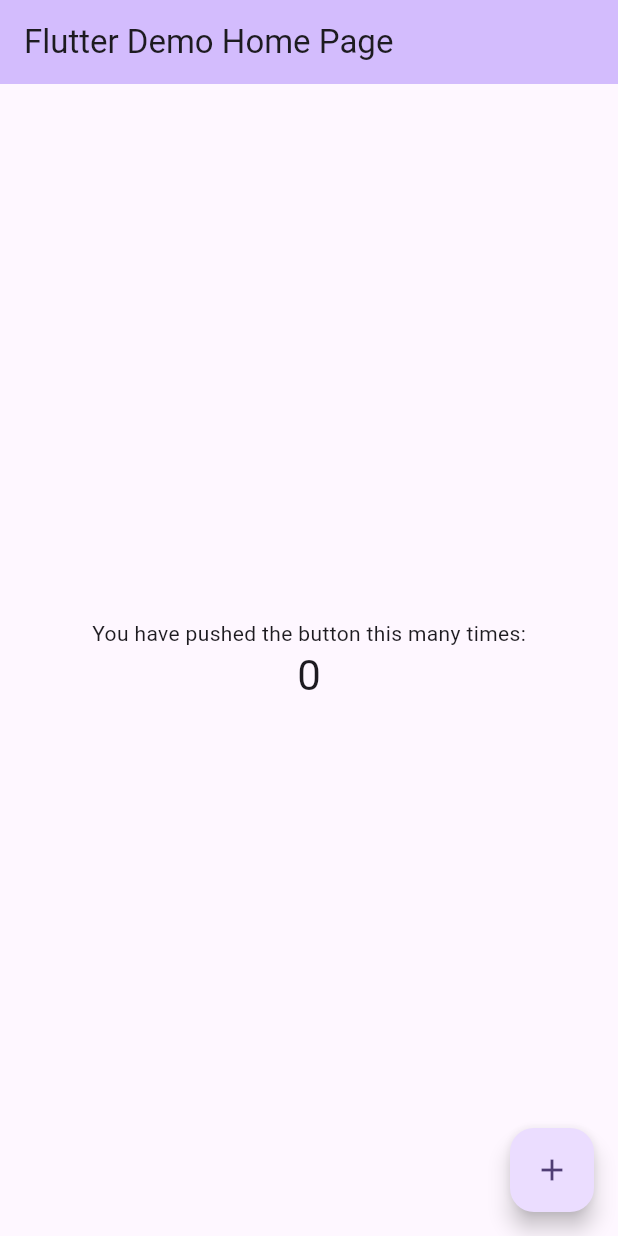
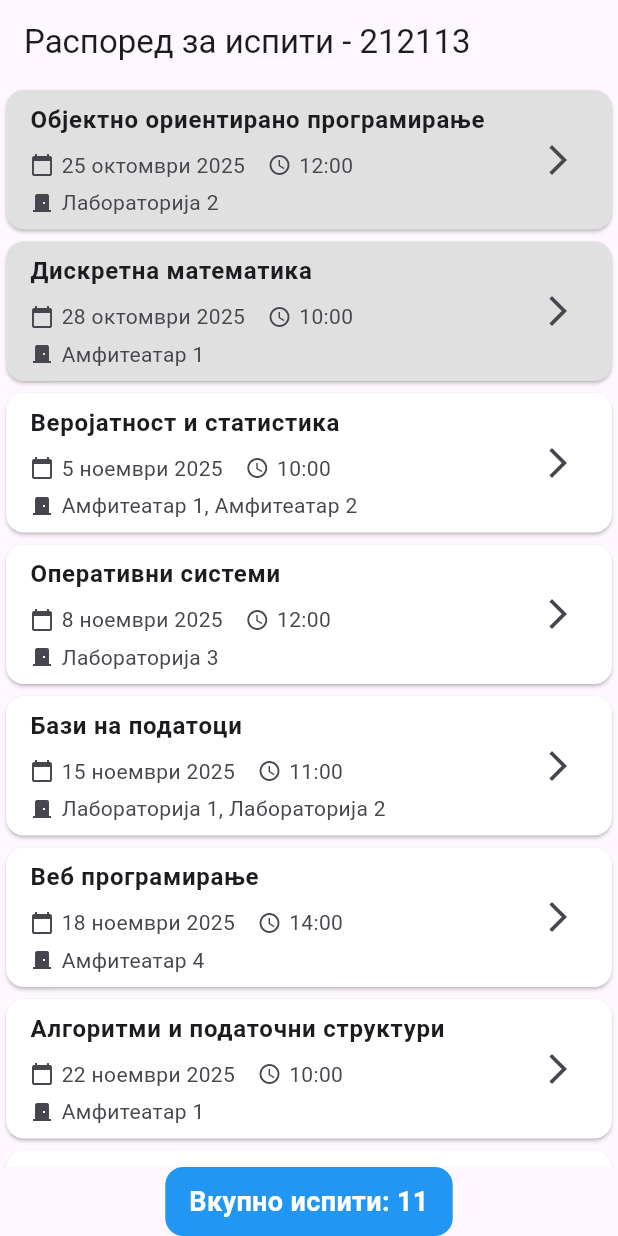
Before and after one commit to QuodImperator/MIS_Labs, a Flutter app: the screen it shows after launch, on a phone screen of 412 x 824 dp. Run offline on Flutter 3.47's test engine with Material 3 defaults, Android fonts, the phone set to English and light mode, and no system bars.

Commit message:
Finished lab1

```diff
--- /dev/null
+++ b/lab1/lib/data/exam_data.dart
@@ -0,0 +1,61 @@
+import '../models/exam.dart';
+
+List<Exam> getExams() {
+  return [
+    Exam(
+      subject: "Веројатност и статистика",
+      dateTime: DateTime(2025, 11, 5, 10, 0),
+      rooms: ["Амфитеатар 1", "Амфитеатар 2"],
+    ),
+    Exam(
+      subject: "Оперативни системи",
+      dateTime: DateTime(2025, 11, 8, 12, 0),
+      rooms: ["Лабораторија 3"],
+    ),
+    Exam(
+      subject: "Бази на податоци",
+      dateTime: DateTime(2025, 11, 15, 11, 0),
+      rooms: ["Лабораторија 1", "Лабораторија 2"],
+    ),
+    Exam(
+      subject: "Веб програмирање",
+      dateTime: DateTime(2025, 11, 18, 14, 0),
+      rooms: ["Амфитеатар 4"],
+    ),
+    Exam(
+      subject: "Алгоритми и податочни структури",
+      dateTime: DateTime(2025, 11, 22, 10, 0),
+      rooms: ["Амфитеатар 1"],
+    ),
+    Exam(
+      subject: "Компјутерски мрежи",
+      dateTime: DateTime(2025, 11, 25, 13, 0),
+      rooms: ["Лабораторија 4"],
+    ),
+    Exam(
+      subject: "Софтверско инженерство",
+      dateTime: DateTime(2025, 11, 28, 9, 30),
+      rooms: ["Амфитеатар 2", "Амфитеатар 3"],
+    ),
+    Exam(
+      subject: "Вештачка интелигенција",
+      dateTime: DateTime(2025, 12, 2, 11, 0),
+      rooms: ["Амфитеатар 5"],
+    ),
+    Exam(
+      subject: "Мобилни информациски системи",
+      dateTime: DateTime(2025, 12, 5, 15, 0),
+      rooms: ["Лабораторија 1", "Лабораторија 3"],
+    ),
+    Exam(
+      subject: "Дискретна математика",
+      dateTime: DateTime(2025, 10, 28, 10, 0),
+      rooms: ["Амфитеатар 1"],
+    ),
+    Exam(
+      subject: "Објектно ориентирано програмирање",
+      dateTime: DateTime(2025, 10, 25, 12, 0),
+      rooms: ["Лабораторија 2"],
+    ),
+  ];
+}
--- a/lab1/lib/main.dart
+++ b/lab1/lib/main.dart
@@ -1,122 +1,22 @@
 import 'package:flutter/material.dart';
+import 'screens/exam_list_screen.dart';
 
 void main() {
-  runApp(const MyApp());
+  runApp(const ExamScheduleApp());
 }
 
-class MyApp extends StatelessWidget {
-  const MyApp({super.key});
+class ExamScheduleApp extends StatelessWidget {
+  const ExamScheduleApp({super.key});
 
-  // This widget is the root of your application.
   @override
   Widget build(BuildContext context) {
     return MaterialApp(
-      title: 'Flutter Demo',
+      title: 'Распоред за испити',
+      debugShowCheckedModeBanner: false,
       theme: ThemeData(
-        // This is the theme of your application.
-        //
-        // TRY THIS: Try running your application with "flutter run". You'll see
-        // the application has a purple toolbar. Then, without quitting the app,
-        // try changing the seedColor in the colorScheme below to Colors.green
-        // and then invoke "hot reload" (save your changes or press the "hot
-        // reload" button in a Flutter-supported IDE, or press "r" if you used
-        // the command line to start the app).
-        //
-        // Notice that the counter didn't reset back to zero; the application
-        // state is not lost during the reload. To reset the state, use hot
-        // restart instead.
-        //
-        // This works for code too, not just values: Most code changes can be
-        // tested with just a hot reload.
-        colorScheme: ColorScheme.fromSeed(seedColor: Colors.deepPurple),
+        primarySwatch: Colors.blue,
       ),
-      home: const MyHomePage(title: 'Flutter Demo Home Page'),
+      home: const ExamListScreen(),
     );
   }
 }
-
-class MyHomePage extends StatefulWidget {
-  const MyHomePage({super.key, required this.title});
-
-  // This widget is the home page of your application. It is stateful, meaning
-  // that it has a State object (defined below) that contains fields that affect
-  // how it looks.
-
-  // This class is the configuration for the state. It holds the values (in this
-  // case the title) provided by the parent (in this case the App widget) and
-  // used by the build method of the State. Fields in a Widget subclass are
-  // always marked "final".
-
-  final String title;
-
-  @override
-  State<MyHomePage> createState() => _MyHomePageState();
-}
-
-class _MyHomePageState extends State<MyHomePage> {
-  int _counter = 0;
-
-  void _incrementCounter() {
-    setState(() {
-      // This call to setState tells the Flutter framework that something has
-      // changed in this State, which causes it to rerun the build method below
-      // so that the display can reflect the updated values. If we changed
-      // _counter without calling setState(), then the build method would not be
-      // called again, and so nothing would appear to happen.
-      _counter++;
-    });
-  }
-
-  @override
-  Widget build(BuildContext context) {
-    // This method is rerun every time setState is called, for instance as done
-    // by the _incrementCounter method above.
-    //
-    // The Flutter framework has been optimized to make rerunning build methods
-    // fast, so that you can just rebuild anything that needs updating rather
-    // than having to individually change instances of widgets.
-    return Scaffold(
-      appBar: AppBar(
-        // TRY THIS: Try changing the color here to a specific color (to
-        // Colors.amber, perhaps?) and trigger a hot reload to see the AppBar
-        // change color while the other colors stay the same.
-        backgroundColor: Theme.of(context).colorScheme.inversePrimary,
-        // Here we take the value from the MyHomePage object that was created by
-        // the App.build method, and use it to set our appbar title.
-        title: Text(widget.title),
-      ),
-      body: Center(
-        // Center is a layout widget. It takes a single child and positions it
-        // in the middle of the parent.
-        child: Column(
-          // Column is also a layout widget. It takes a list of children and
-          // arranges them vertically. By default, it sizes itself to fit its
-          // children horizontally, and tries to be as tall as its parent.
-          //
-          // Column has various properties to control how it sizes itself and
-          // how it positions its children. Here we use mainAxisAlignment to
-          // center the children vertically; the main axis here is the vertical
-          // axis because Columns are vertical (the cross axis would be
-          // horizontal).
-          //
-          // TRY THIS: Invoke "debug painting" (choose the "Toggle Debug Paint"
-          // action in the IDE, or press "p" in the console), to see the
-          // wireframe for each widget.
-          mainAxisAlignment: MainAxisAlignment.center,
-          children: <Widget>[
-            const Text('You have pushed the button this many times:'),
-            Text(
-              '$_counter',
-              style: Theme.of(context).textTheme.headlineMedium,
-            ),
-          ],
-        ),
-      ),
-      floatingActionButton: FloatingActionButton(
-        onPressed: _incrementCounter,
-        tooltip: 'Increment',
-        child: const Icon(Icons.add),
-      ), // This trailing comma makes auto-formatting nicer for build methods.
-    );
-  }
-}
--- /dev/null
+++ b/lab1/lib/models/exam.dart
@@ -0,0 +1,29 @@
+class Exam {
+  final String subject;
+  final DateTime dateTime;
+  final List<String> rooms;
+
+  Exam({
+    required this.subject,
+    required this.dateTime,
+    required this.rooms,
+  });
+
+  bool get isPast {
+    return dateTime.isBefore(DateTime.now());
+  }
+
+  String getRemainingTime() {
+    final now = DateTime.now();
+    final difference = dateTime.difference(now);
+
+    if (difference.isNegative) {
+      return "Испитот е завршен";
+    }
+
+    final days = difference.inDays;
+    final hours = difference.inHours % 24;
+
+    return "$days дена, $hours часа";
+  }
+}
--- /dev/null
+++ b/lab1/lib/screens/exam_list_screen.dart
@@ -0,0 +1,57 @@
+import 'package:flutter/material.dart';
+import '../data/exam_data.dart';
+import '../widgets/exam_card.dart';
+import 'exam_detail_screen.dart';
+
+class ExamListScreen extends StatelessWidget {
+  const ExamListScreen({super.key});
+
+  @override
+  Widget build(BuildContext context) {
+    final exams = getExams();
+    exams.sort((a, b) => a.dateTime.compareTo(b.dateTime));
+
+    return Scaffold(
+      appBar: AppBar(title: const Text('Распоред за испити - 212113')),
+      body: Column(
+        children: [
+          Expanded(
+            child: ListView.builder(
+              itemCount: exams.length,
+              itemBuilder: (context, index) {
+                return ExamCard(
+                  exam: exams[index],
+                  onTap: () {
+                    Navigator.push(
+                      context,
+                      MaterialPageRoute(
+                        builder: (context) =>
+                            ExamDetailScreen(exam: exams[index]),
+                      ),
+                    );
+                  },
+                );
+              },
+            ),
+          ),
+          Container(
+            padding: const EdgeInsets.symmetric(vertical: 10, horizontal: 16),
+            decoration: BoxDecoration(
+              color: Colors.blue,
+              borderRadius: BorderRadius.circular(12),
+            ),
+            child: Text(
+              'Вкупно испити: ${exams.length}',
+              style: const TextStyle(
+                color: Colors.white,
+                fontSize: 18,
+                fontWeight: FontWeight.bold,
+              ),
+              textAlign: TextAlign.center,
+            ),
+          ),
+        ],
+      ),
+    );
+  }
+}
--- /dev/null
+++ b/lab1/lib/widgets/exam_card.dart
@@ -0,0 +1,75 @@
+import 'package:flutter/material.dart';
+import '../models/exam.dart';
+
+class ExamCard extends StatelessWidget {
+  final Exam exam;
+  final VoidCallback onTap;
+
+  const ExamCard({
+    super.key,
+    required this.exam,
+    required this.onTap,
+  });
+
+  String _formatDate(DateTime date) {
+    final months = [
+      'јануари', 'февруари', 'март', 'април', 'мај', 'јуни',
+      'јули', 'август', 'септември', 'октомври', 'ноември', 'декември'
+    ];
+    return '${date.day} ${months[date.month - 1]} ${date.year}';
+  }
+
+  String _formatTime(DateTime date) {
+    final hour = date.hour.toString().padLeft(2, '0');
+    final minute = date.minute.toString().padLeft(2, '0');
+    return '$hour:$minute';
+  }
+
+  @override
+  Widget build(BuildContext context) {
+    return Card(
+      color: exam.isPast ? Colors.grey[300] : Colors.white,
+      child: ListTile(
+        onTap: onTap,
+        title: Text(
+          exam.subject,
+          style: const TextStyle(
+            fontWeight: FontWeight.bold,
+            fontSize: 16,
+          ),
+        ),
+        subtitle: Column(
+          crossAxisAlignment: CrossAxisAlignment.start,
+          children: [
+            const SizedBox(height: 8),
+            Row(
+              children: [
+                const Icon(Icons.calendar_today, size: 16),
+                const SizedBox(width: 5),
+                Text(_formatDate(exam.dateTime)),
+                const SizedBox(width: 15),
+                const Icon(Icons.access_time, size: 16),
+                const SizedBox(width: 5),
+                Text(_formatTime(exam.dateTime)),
+              ],
+            ),
+            const SizedBox(height: 5),
+            Row(
+              children: [
+                const Icon(Icons.door_front_door, size: 16),
+                const SizedBox(width: 5),
+                Expanded(
+                  child: Text(
+                    exam.rooms.join(', '),
+                    overflow: TextOverflow.ellipsis,
+                  ),
+                ),
+              ],
+            ),
+          ],
+        ),
+        trailing: const Icon(Icons.arrow_forward_ios),
+      ),
+    );
+  }
+}
```
Also changed, not shown: lab1/lib/screens/exam_detail_screen.dart (added, +123 -0 lines), 1 other file.
